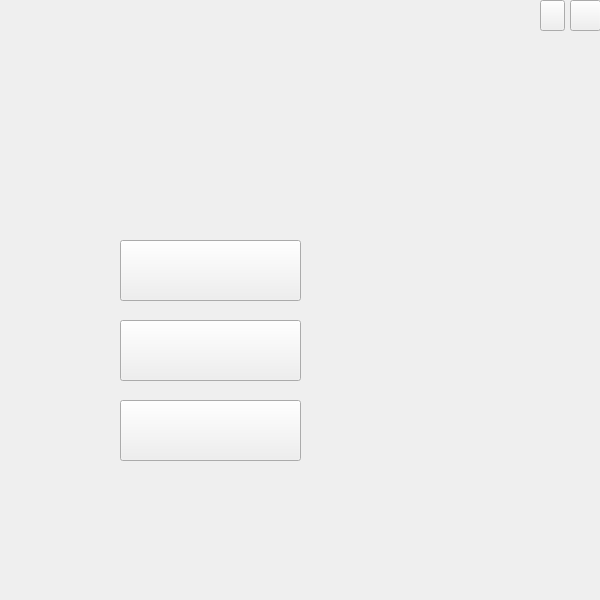
MrDynimate/QTproject, file GobangClient/menu.ui: the form before one commit.
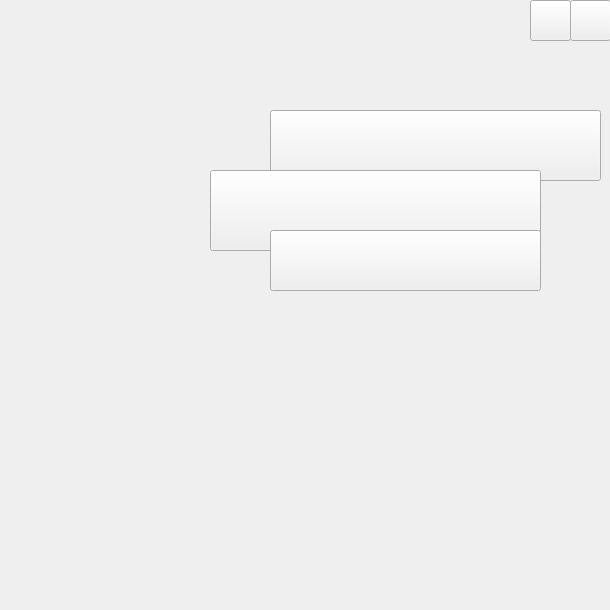
The form after the commit. Icons and pictures are not drawn.

Patch:
```diff
--- a/GobangClient/menu.ui
+++ b/GobangClient/menu.ui
@@ -6,8 +6,8 @@
    <rect>
     <x>0</x>
     <y>0</y>
-    <width>600</width>
-    <height>600</height>
+    <width>610</width>
+    <height>610</height>
    </rect>
   </property>
   <property name="minimumSize">
@@ -31,8 +31,8 @@
      <rect>
       <x>570</x>
       <y>0</y>
-      <width>31</width>
-      <height>31</height>
+      <width>41</width>
+      <height>41</height>
      </rect>
     </property>
     <property name="styleSheet">
@@ -45,10 +45,10 @@
    <widget class="QPushButton" name="min_btn">
     <property name="geometry">
      <rect>
-      <x>540</x>
+      <x>530</x>
       <y>0</y>
-      <width>25</width>
-      <height>31</height>
+      <width>41</width>
+      <height>41</height>
      </rect>
     </property>
     <property name="styleSheet">
@@ -63,7 +63,7 @@
      <rect>
       <x>0</x>
       <y>0</y>
-      <width>601</width>
+      <width>611</width>
       <height>630</height>
      </rect>
     </property>
@@ -77,10 +77,10 @@
    <widget class="QLabel" name="label_2">
     <property name="geometry">
      <rect>
-      <x>20</x>
-      <y>60</y>
-      <width>391</width>
-      <height>71</height>
+      <x>180</x>
+      <y>40</y>
+      <width>421</width>
+      <height>81</height>
      </rect>
     </property>
     <property name="styleSheet">
@@ -93,10 +93,10 @@
    <widget class="QPushButton" name="AiGame_btn">
     <property name="geometry">
      <rect>
-      <x>120</x>
-      <y>240</y>
-      <width>181</width>
-      <height>61</height>
+      <x>270</x>
+      <y>110</y>
+      <width>331</width>
+      <height>71</height>
      </rect>
     </property>
     <property name="font">
@@ -115,10 +115,10 @@
    <widget class="QPushButton" name="LocalGame_btn">
     <property name="geometry">
      <rect>
-      <x>120</x>
-      <y>320</y>
-      <width>181</width>
-      <height>61</height>
+      <x>210</x>
+      <y>170</y>
+      <width>331</width>
+      <height>81</height>
      </rect>
     </property>
     <property name="font">
@@ -137,9 +137,9 @@
    <widget class="QPushButton" name="NetGame_btn">
     <property name="geometry">
      <rect>
-      <x>120</x>
-      <y>400</y>
-      <width>181</width>
+      <x>270</x>
+      <y>230</y>
+      <width>271</width>
       <height>61</height>
      </rect>
     </property>
```
Left out of the diff: 6 changed lines with no effect on the pictures.
